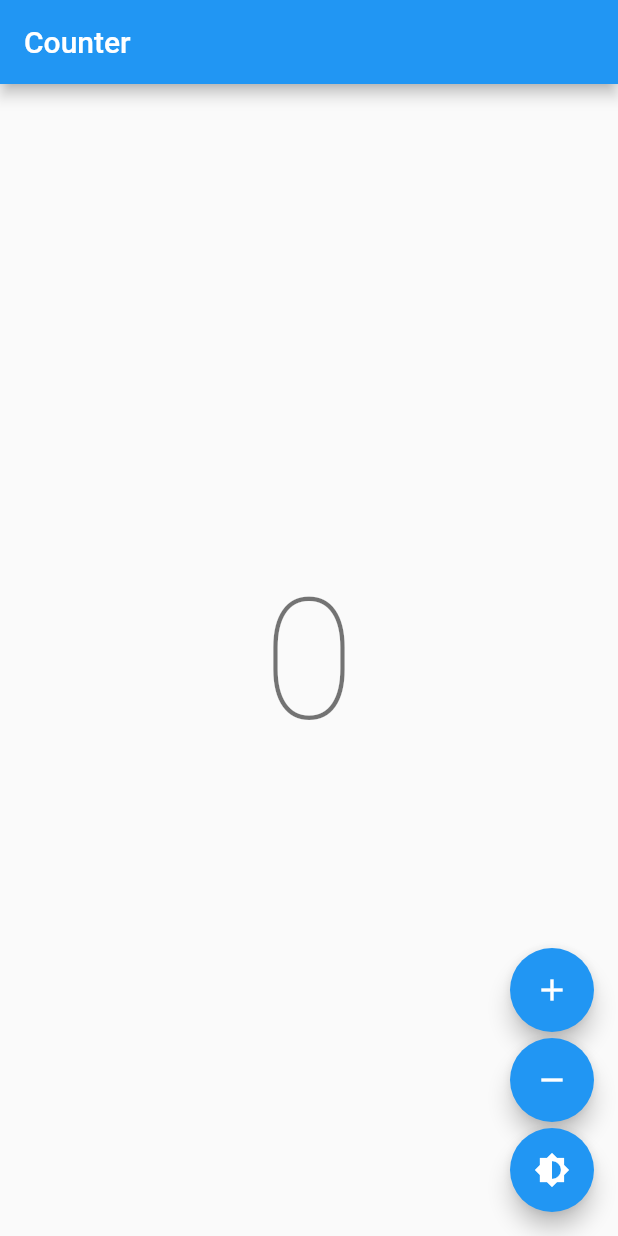
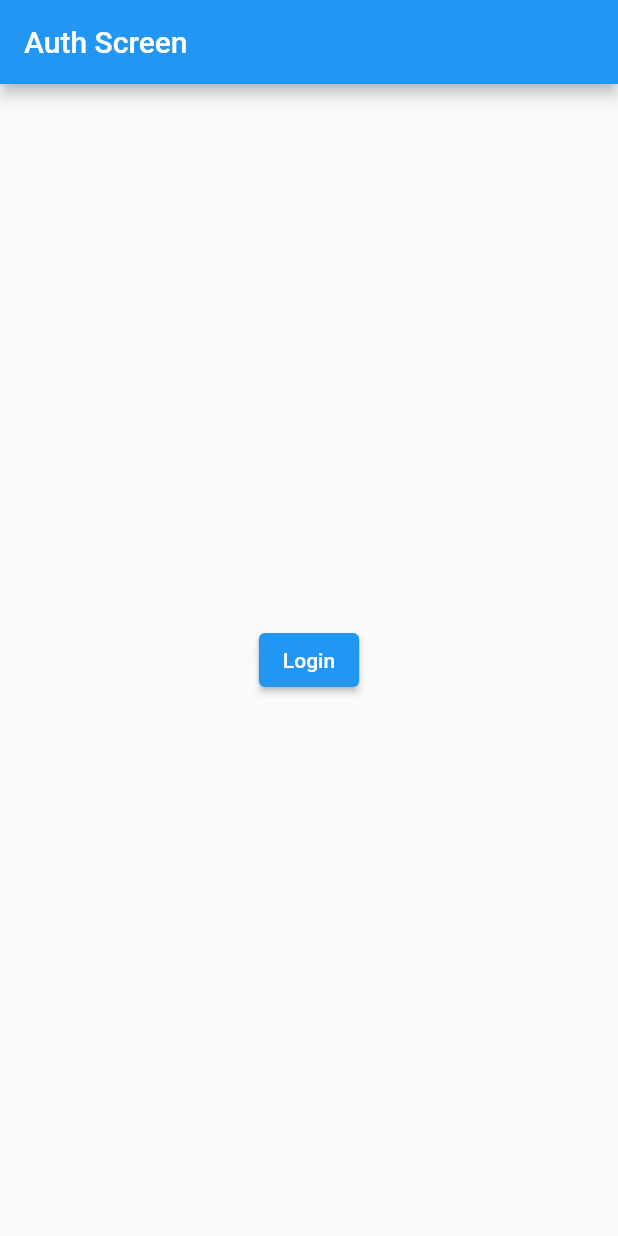
Before and after one commit to sastra-koding/flutterx, a Flutter app: the screen it shows after launch, on a phone screen of 412 x 824 dp. Run offline on Flutter 3.47's test engine with Material 2 defaults, Android fonts, the light colour scheme and no system bars; our stand-ins replace flutter_bloc, hydrated_bloc.

Commit message:
feat: :sparkles: initialize hydrated_bloc

```diff
--- a/lib/blocs/app/app_cubit.dart
+++ b/lib/blocs/app/app_cubit.dart
@@ -1,60 +1,97 @@
-import 'package:flutter/material.dart';
-import 'package:flutter_bloc/flutter_bloc.dart';
+import 'package:hydrated_bloc/hydrated_bloc.dart';
 
-class AppCubit extends Cubit<AppCubitState> {
-  AppCubit() : super(AppCubitState.light());
+// Buat sebuah state untuk menyimpan informasi autentikasi
+class AuthState {
+  final bool isAuthenticated;
+  final String email;
+  final String name;
+  final int age;
 
-  void toggleTheme() {
-    emit(state.brightness == Brightness.dark ? AppCubitState.light() : AppCubitState.dark());
-  }
+  AuthState({
+    required this.isAuthenticated,
+    required this.email,
+    required this.name,
+    required this.age,
+  });
 
-  void incrementCounter() {
-    emit(state.copyWith(counter: state.counter + 1));
-  }
-
-  void decrementCounter() {
-    emit(state.copyWith(counter: state.counter - 1));
+  AuthState copyWith({
+    bool? isAuthenticated,
+    String? email,
+    String? name,
+    int? age,
+  }) {
+    return AuthState(
+      isAuthenticated: isAuthenticated ?? this.isAuthenticated,
+      email: email ?? this.email,
+      name: name ?? this.name,
+      age: age ?? this.age,
+    );
   }
 }
 
-class AppCubitState {
-  final ThemeData themeData;
-  final Brightness brightness;
-  final int counter;
+// Buat sebuah event untuk mengubah status autentikasi
+abstract class AuthEvent {}
 
-  AppCubitState._({required this.themeData, required this.brightness, required this.counter});
+class LoginEvent extends AuthEvent {
+  final String email;
+  final String password;
 
-  factory AppCubitState.light() {
-    return AppCubitState._(
-      themeData: ThemeData(
-        floatingActionButtonTheme: const FloatingActionButtonThemeData(
-          foregroundColor: Colors.white,
-        ),
-        brightness: Brightness.light,
-      ),
-      brightness: Brightness.light,
-      counter: 0,
+  LoginEvent({required this.email, required this.password});
+}
+
+class LogoutEvent extends AuthEvent {}
+
+// Buat sebuah cubit yang akan menangani state management untuk AuthState
+class AuthCubit extends HydratedCubit<AuthState> {
+  AuthCubit()
+      : super(AuthState(
+          isAuthenticated: false,
+          email: '',
+          name: '',
+          age: 0,
+        ));
+
+  @override
+  AuthState fromJson(Map<String, dynamic> json) {
+    return AuthState(
+      isAuthenticated: json['isAuthenticated'] as bool,
+      email: json['email'] as String,
+      name: json['name'] as String,
+      age: json['age'] as int,
     );
   }
 
-  factory AppCubitState.dark() {
-    return AppCubitState._(
-      themeData: ThemeData(
-        floatingActionButtonTheme: const FloatingActionButtonThemeData(
-          foregroundColor: Colors.black,
-        ),
-        brightness: Brightness.dark,
-      ),
-      brightness: Brightness.dark,
-      counter: 0,
-    );
+  @override
+  Map<String, dynamic> toJson(AuthState state) {
+    return {
+      'isAuthenticated': state.isAuthenticated,
+      'email': state.email,
+      'name': state.name,
+      'age': state.age,
+    };
   }
 
-  AppCubitState copyWith({ThemeData? themeData, Brightness? brightness, int? counter}) {
-    return AppCubitState._(
-      themeData: themeData ?? this.themeData,
-      brightness: brightness ?? this.brightness,
-      counter: counter ?? this.counter,
-    );
+  // Metode untuk melakukan login dengan email dan password
+  void login(String email, String password) {
+    // Lakukan proses autentikasi
+    // Jika autentikasi berhasil, ubah state isAuthenticated menjadi true
+    // Jika autentikasi gagal, biarkan state isAuthenticated menjadi false
+    bool isAuthenticated = true; // contoh autentikasi berhasil
+    if (isAuthenticated) {
+      emit(state.copyWith(
+        isAuthenticated: true,
+        email: email,
+      ));
+    }
+  }
+
+  // Metode untuk melakukan logout
+  void logout() {
+    emit(state.copyWith(
+      isAuthenticated: false,
+      email: '',
+      name: '',
+      age: 0,
+    ));
   }
 }
--- a/lib/main.dart
+++ b/lib/main.dart
@@ -1,76 +1,90 @@
 import 'package:flutter/material.dart';
 import 'package:flutter_bloc/flutter_bloc.dart';
 import 'package:flutterx/blocs/app/app_cubit.dart';
+import 'package:hydrated_bloc/hydrated_bloc.dart';
+import 'package:path_provider/path_provider.dart';
 
-void main() {
-  // Bloc.observer = const AppBlocObserver();
-  runApp(const App());
+void main() async {
+  WidgetsFlutterBinding.ensureInitialized();
+  try {
+    HydratedBloc.storage = await HydratedStorage.build(
+      storageDirectory: await getTemporaryDirectory(),
+    );
+  } catch (e) {
+    // Jika gagal membuat storage, aplikasi akan tetap berjalan
+  }
+  runApp(const MyApp());
 }
 
-class App extends StatelessWidget {
-  const App({super.key});
+class MyApp extends StatelessWidget {
+  const MyApp({super.key});
 
   @override
   Widget build(BuildContext context) {
-    return BlocProvider(
-      create: (_) => AppCubit(),
-      child: BlocBuilder<AppCubit, AppCubitState>(
-        builder: (_, theme) {
     return MaterialApp(
-            theme: theme.themeData,
-            home: const CounterView(),
-          );
-        },
+      title: 'Flutter Demo',
+      theme: ThemeData(
+        primarySwatch: Colors.blue,
+      ),
+      home: BlocProvider(
+        create: (context) => AuthCubit(),
+        child: const AuthScreen(),
       ),
     );
   }
 }
 
-class CounterView extends StatelessWidget {
-  const CounterView({super.key});
+class AuthScreen extends StatelessWidget {
+  const AuthScreen({super.key});
 
   @override
   Widget build(BuildContext context) {
+    final authCubit = BlocProvider.of<AuthCubit>(context);
+
+    return BlocBuilder<AuthCubit, AuthState>(
+      builder: (context, state) {
+        if (state.isAuthenticated) {
+          // Jika sudah terautentikasi, tampilkan informasi pengguna
           return Scaffold(
             appBar: AppBar(
-        title: const Text('Counter'),
+              title: const Text('Auth Screen'),
             ),
             body: Center(
-        child: BlocBuilder<AppCubit, AppCubitState>(
-          builder: (context, state) {
-            return Text(
-              '${state.counter}',
-              style: Theme.of(context).textTheme.displayLarge,
-            );
+              child: Column(
+                mainAxisAlignment: MainAxisAlignment.center,
+                children: [
+                  Text('Email: ${state.email}'),
+                  Text('Name: ${state.name}'),
+                  Text('Age: ${state.age}'),
+                  ElevatedButton(
+                    onPressed: () {
+                      // Lakukan logout
+                      authCubit.logout();
                     },
-        ),
-      ),
-      floatingActionButton: Column(
-        crossAxisAlignment: CrossAxisAlignment.end,
-        mainAxisAlignment: MainAxisAlignment.end,
-        children: <Widget>[
-          FloatingActionButton(
-            child: const Icon(Icons.add),
-            onPressed: () {
-              context.read<AppCubit>().incrementCounter();
-            },
-          ),
-          const SizedBox(height: 4),
-          FloatingActionButton(
-            child: const Icon(Icons.remove),
-            onPressed: () {
-              context.read<AppCubit>().decrementCounter();
-            },
-          ),
-          const SizedBox(height: 4),
-          FloatingActionButton(
-            child: const Icon(Icons.brightness_6),
-            onPressed: () {
-              context.read<AppCubit>().toggleTheme();
-            },
+                    child: const Text('Logout'),
                   ),
                 ],
               ),
+            ),
+          );
+        } else {
+          // Jika belum terautentikasi, tampilkan form login
+          return Scaffold(
+            appBar: AppBar(
+              title: const Text('Auth Screen'),
+            ),
+            body: Center(
+              child: ElevatedButton(
+                onPressed: () {
+                  // Lakukan login dengan email dan password
+                  authCubit.login('example@example.com', 'password');
+                },
+                child: const Text('Login'),
+              ),
+            ),
+          );
+        }
+      },
     );
   }
 }
```
Also changed, not shown: lib/blocs/observer.dart (deleted, +0 -17 lines), 3 other files. Lines whose indentation alone changed are shown as unchanged.
